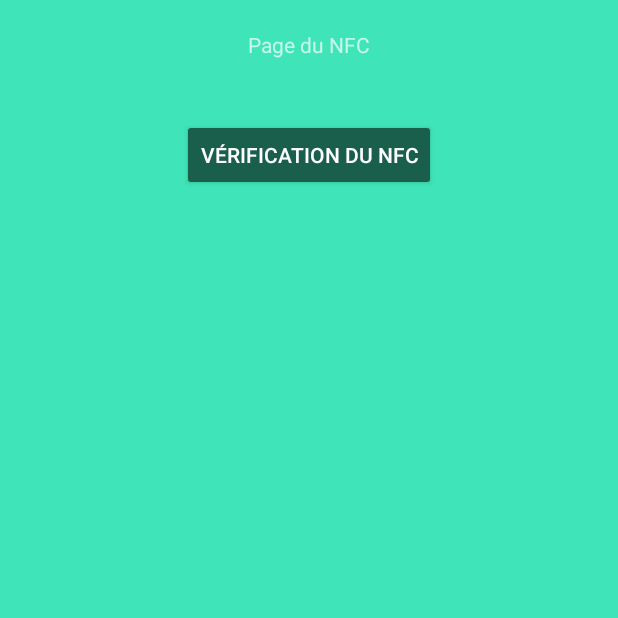
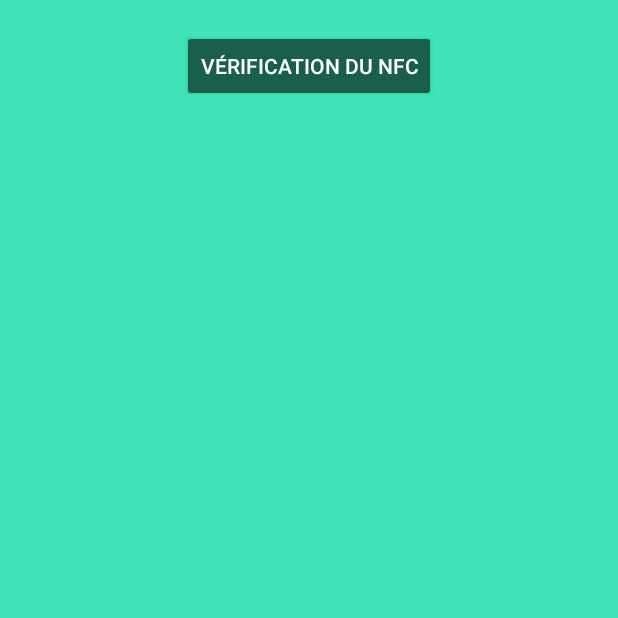
Before and after one commit to Psykoangel/Elive-android-app, an Android app: the nfcFragment screen opened directly, with no data from a screen before it, on a phone screen of 412 x 824 dp, the top half of it. Run offline under Robolectric (Android 15) with nearby library versions, the phone set to English and light mode, and no system bars; 1 statement that could not run was skipped.

Commit message:
Début de la mise en place du dossier médicale d'urgence

```diff
--- a/app/src/main/res/layout/dmufragment.xml
+++ b/app/src/main/res/layout/dmufragment.xml
@@ -9,6 +9,8 @@
     <ListView
         android:id="@+id/listViewDmu"
         android:layout_width="match_parent"
-        android:layout_height="wrap_content" >
+        android:layout_height="wrap_content"
+        android:divider="#e5e5e5"
+        android:dividerHeight="6dp">
     </ListView>
 </LinearLayout>
--- a/app/src/main/res/layout/item_listview.xml
+++ b/app/src/main/res/layout/item_listview.xml
@@ -11,6 +11,7 @@
         android:layout_height="wrap_content"
         android:layout_gravity="center_vertical"
         android:layout_weight="1"
+        android:background="@color/iron"
         >
 
         <TextView android:id="@+id/titre"
--- a/app/src/main/res/layout/nfcfragment.xml
+++ b/app/src/main/res/layout/nfcfragment.xml
@@ -5,20 +5,13 @@
     android:orientation="vertical"
     android:id="@+id/nfcfragment">
 
-    <TextView
-        android:id="@+id/textView1"
-        android:layout_width="wrap_content"
-        android:layout_height="wrap_content"
-        android:text="Page du NFC"
-        android:layout_gravity="center"
-        android:layout_margin="20dp"/>
-
     <Button
         android:id="@+id/btnNFC"
         android:layout_width="wrap_content"
         android:layout_height="wrap_content"
         android:layout_gravity="center"
         android:layout_margin="20dp"
-        android:text="Vérification du NFC"/>
+        android:text="Vérification du NFC"
+        android:layout_centerInParent="true"/>
 
 </LinearLayout>
```
Also changed, not shown: app/src/main/java/fr/elive/android/app/fragment/dmuFragment.java (+10 -0 lines).
